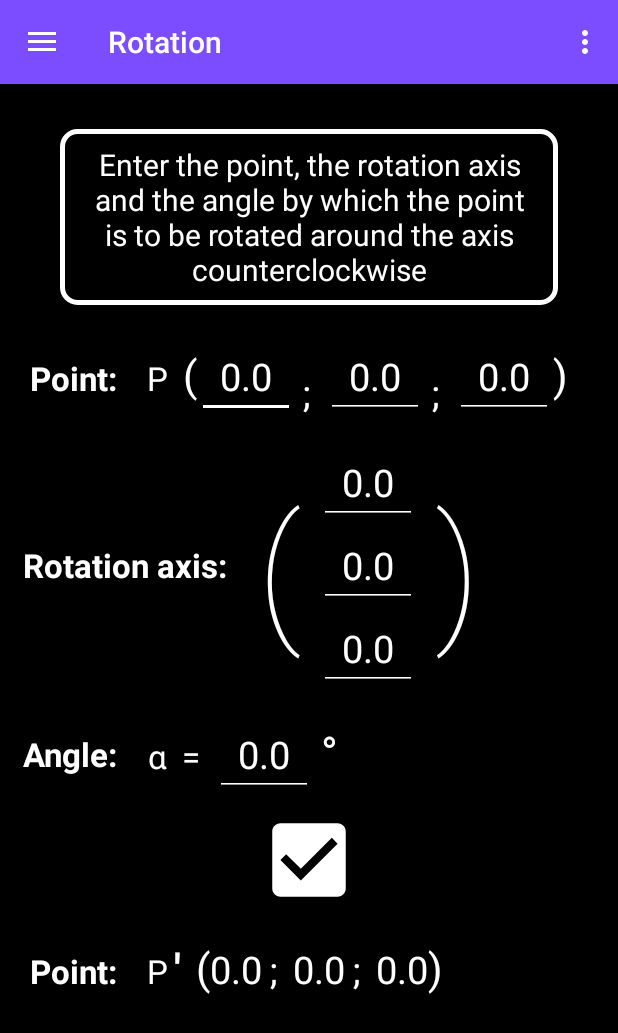
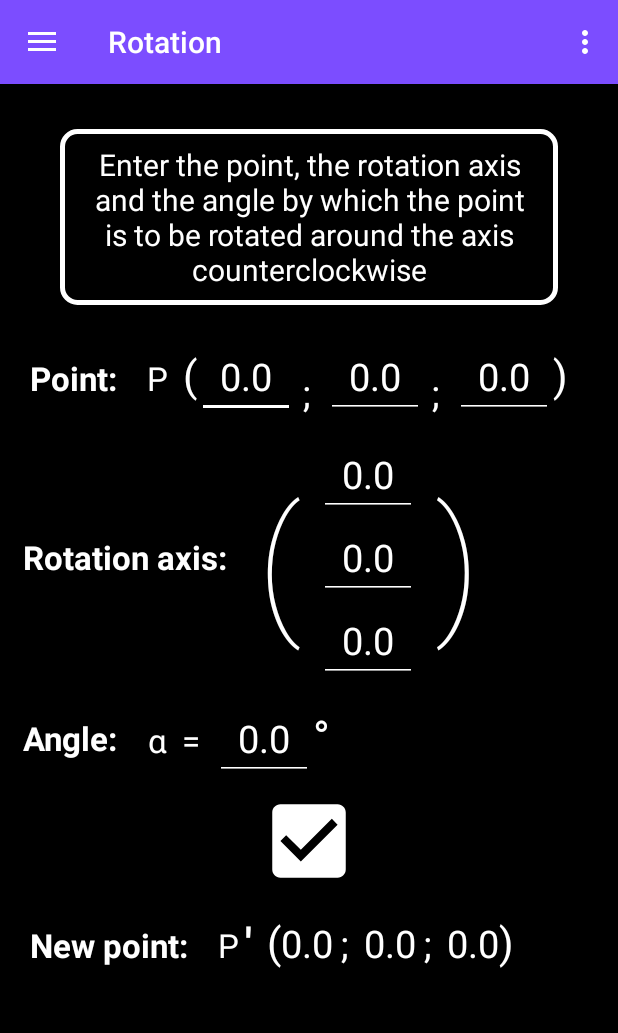
Before and after one commit to lenaaa-l/Quaternion-Calculator, an Android app: the screen it shows after launch (MainActivity), in the side drawer, after a tap on "Rotation", on a phone screen of 412 x 824 dp. Shown: the top 1033 px of the screen. Run offline under Robolectric (Android 15) with nearby library versions, the phone set to English and light mode, and no system bars; our stand-ins replace navigation-ui; Roboto replaces fonts that are not available here.

Commit message:
layout adjustments

```diff
--- a/app/src/main/res/layout/fragment_rotation.xml
+++ b/app/src/main/res/layout/fragment_rotation.xml
@@ -141,7 +141,7 @@
         android:orientation="horizontal"
         android:layout_marginRight="15dp"
         android:layout_marginLeft="15dp"
-        android:layout_marginTop="15dp">
+        android:layout_marginTop="10dp">
 
         <TextView
             android:layout_width="wrap_content"
@@ -243,7 +243,7 @@
         android:orientation="horizontal"
         android:layout_marginRight="15dp"
         android:layout_marginLeft="15dp"
-        android:layout_marginTop="15dp">
+        android:layout_marginTop="10dp">
 
 
         <TextView
@@ -296,9 +296,7 @@
             android:layout_height="wrap_content"
             android:text="@string/degree"
             android:textSize="30sp"
-            android:textColor="@android:color/white"
-            android:layout_marginLeft="5dp"
-            android:layout_marginStart="5dp" />
+            android:textColor="@android:color/white" />
 
     </LinearLayout>
 
@@ -309,10 +307,9 @@
         android:background="@drawable/ic_baseline_check_box_24"
         android:text="@string/equals"
         android:textColor="@android:color/white"
-        android:layout_marginTop="10dp"
+        android:layout_marginTop="8dp"
         android:layout_gravity="center"
-        android:gravity="center"
-        android:textSize="40sp"/>
+        android:gravity="center"/>
 
     <LinearLayout
         android:id="@+id/layout_new_point_rotation"
@@ -320,13 +317,13 @@
         android:layout_height="wrap_content"
         android:layout_marginLeft="20dp"
         android:layout_marginRight="20dp"
-        android:layout_marginTop="20dp"
+        android:layout_marginTop="15dp"
         android:orientation="horizontal">
 
         <TextView
             android:layout_width="wrap_content"
             android:layout_height="wrap_content"
-            android:text="@string/point"
+            android:text="@string/new_point"
             android:textColor="@android:color/white"
             android:textSize="22sp"
             android:textStyle="bold"/>
--- a/app/src/main/res/values/strings.xml
+++ b/app/src/main/res/values/strings.xml
@@ -42,4 +42,5 @@
     <string name="alpha">α</string>
     <string name="degree">°</string>
     <string name="dash">\'</string>
+    <string name="new_point">New point:</string>
 </resources>
```
